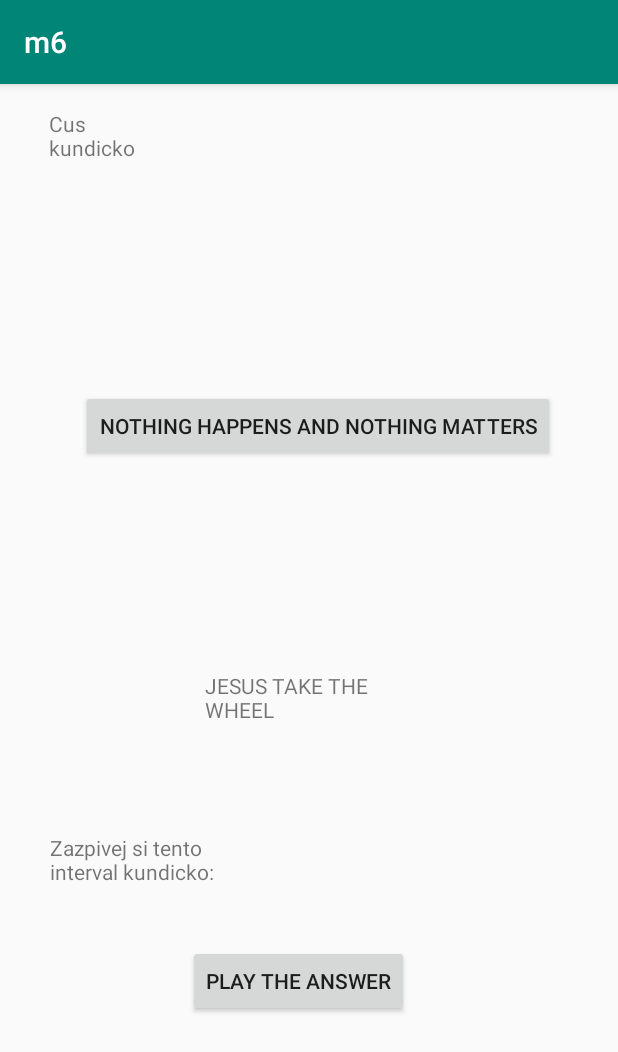
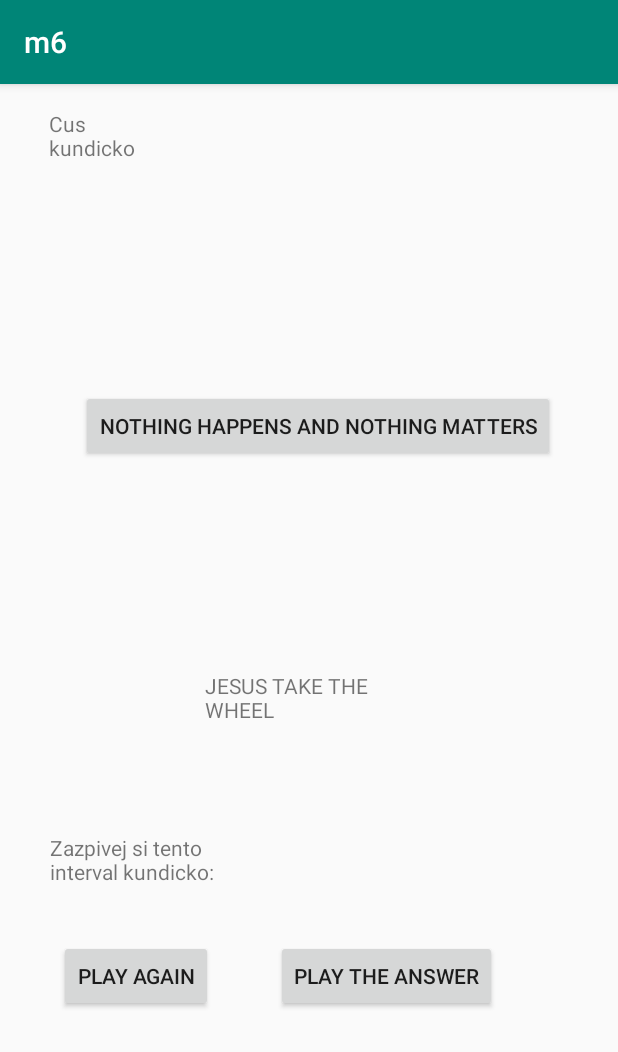
Before and after one commit to DahnJ/m6, an Android app: the screen it shows after launch (MainActivity), after a tap on "NOTHING HAPPENS AND NOTHING MATTERS", on a phone screen of 412 x 824 dp. Shown: the top 1052 px of the screen. Run offline under Robolectric (Android 15) with nearby library versions, the phone set to English and light mode, and no system bars.

Commit message:
Add functioning 'Play again' button

```diff
--- a/app/src/main/java/com/example/m6/MainActivity.kt
+++ b/app/src/main/java/com/example/m6/MainActivity.kt
@@ -17,6 +17,7 @@ class MainActivity : AppCompatActivity() {
     private val PITCHES = (0..11)
     //val map = mapOf("m2" to 1, "M2" to 2, "m3" to 3, "M3" to 4, "P4" to 5, "d5" to 6, "P5" to 7, "m6" to 8, "M6" to 9, "m7" to 10, "M7" to 11, "P8" to 12)
 
+    private var question = 0
     private var answer = 0
 
     override fun onCreate(savedInstanceState: Bundle?) {
@@ -30,11 +31,16 @@ class MainActivity : AppCompatActivity() {
 
         playPitch(chosenPitch)
         Toast.makeText(this, parseIntervalName(intervalSemitones), Toast.LENGTH_LONG).show()
+        question = chosenPitch
         answer = chosenPitch + intervalSemitones
     }
 
     fun answerButton(view: View){
         playPitch(answer)
+    }
+
+    fun repeatButton(view: View){
+        playPitch(question)
     }
 
     private fun parseIntervalName(interval: Int): String{
--- a/app/src/main/res/layout/activity_main.xml
+++ b/app/src/main/res/layout/activity_main.xml
@@ -68,12 +68,24 @@
         android:id="@+id/button2"
         android:layout_width="wrap_content"
         android:layout_height="wrap_content"
-        android:layout_marginStart="125dp"
-        android:layout_marginLeft="125dp"
-        android:layout_marginTop="35dp"
+        android:layout_marginStart="184dp"
+        android:layout_marginLeft="184dp"
+        android:layout_marginTop="32dp"
         android:onClick="answerButton"
         android:text="@string/answerButtonString"
         app:layout_constraintStart_toStartOf="parent"
         app:layout_constraintTop_toBottomOf="@+id/textView2" />
 
+    <Button
+        android:id="@+id/button3"
+        android:layout_width="wrap_content"
+        android:layout_height="wrap_content"
+        android:layout_marginTop="32dp"
+        android:layout_marginEnd="42dp"
+        android:layout_marginRight="42dp"
+        android:onClick="repeatButton"
+        android:text="@string/repeatButtonString"
+        app:layout_constraintEnd_toStartOf="@+id/button2"
+        app:layout_constraintTop_toBottomOf="@+id/textView2" />
+
 </androidx.constraintlayout.widget.ConstraintLayout>
--- a/app/src/main/res/values/strings.xml
+++ b/app/src/main/res/values/strings.xml
@@ -6,4 +6,5 @@
     <string name="popisUkolu">Zazpivej si tento interval kundicko:</string>
     <string name="randomInterval"></string>
     <string name="answerButtonString">Play the answer</string>
+    <string name="repeatButtonString">Play again</string>
 </resources>
```
